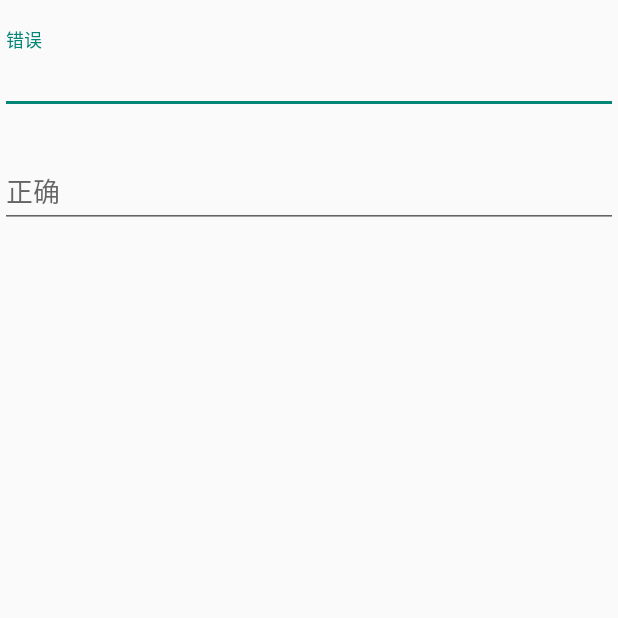
After one commit to Ivolian/MaterialSimpleTry, an Android app: the fragment TextInputLayoutFragment shown on its own in the app's theme, on a phone screen of 412 x 824 dp, the top half of it. The commit adds this screen. Run offline under Robolectric (Android 15) with nearby library versions, the phone set to English and light mode, and no system bars; our stand-ins replace ButterKnife.

Commit message:
添加 TextInputLayoutFragment

```diff
--- a/app/src/main/java/com/ivo/materialsimpletry/MyFragment.java
+++ /dev/null
@@ -1,18 +0,0 @@
-package com.ivo.materialsimpletry;
-
-import android.os.Bundle;
-import android.support.v4.app.Fragment;
-import android.view.LayoutInflater;
-import android.view.View;
-import android.view.ViewGroup;
-
-/**
- * Created by Administrator on 2015/6/2.
- */
-public class MyFragment extends Fragment {
-
-    @Override
-    public View onCreateView(LayoutInflater inflater, ViewGroup container, Bundle savedInstanceState) {
-        return inflater.inflate(R.layout.fragment_my, container, false);
-    }
-}
--- a/app/src/main/java/com/ivo/materialsimpletry/activity/MainActivity.java
+++ b/app/src/main/java/com/ivo/materialsimpletry/activity/MainActivity.java
@@ -11,7 +11,7 @@ import android.support.v7.app.ActionBarDrawerToggle;
 import android.view.Menu;
 import android.view.MenuItem;
 
-import com.ivo.materialsimpletry.MyFragment;
+import com.ivo.materialsimpletry.fragment.TextInputLayoutFragment;
 import com.ivo.materialsimpletry.R;
 import com.ivo.materialsimpletry.greenmatter.SelectColorActivity;
 
@@ -38,7 +38,7 @@ public class MainActivity extends ToolbarActivity {
         initNavigationView();
 
         if (savedInstanceState == null) {
-            displayFragment(new MyFragment());
+            displayFragment(new TextInputLayoutFragment());
         }
 //             mTitle = savedInstanceState.getString(STATE_ACTIONBAR_TITLE);
     }
--- /dev/null
+++ b/app/src/main/java/com/ivo/materialsimpletry/fragment/BaseFragment.java
@@ -0,0 +1,32 @@
+package com.ivo.materialsimpletry.fragment;
+
+import android.os.Bundle;
+import android.support.v4.app.Fragment;
+import android.view.LayoutInflater;
+import android.view.View;
+import android.view.ViewGroup;
+
+import butterknife.ButterKnife;
+
+
+public abstract class BaseFragment extends Fragment {
+
+    abstract public int getLayoutResourceId();
+
+    @Override
+    public View onCreateView(LayoutInflater inflater, ViewGroup container, Bundle savedInstanceState) {
+
+        View view = inflater.inflate(getLayoutResourceId(), container, false);
+        ButterKnife.inject(this, view);
+
+        return view;
+    }
+
+    @Override
+    public void onDestroyView() {
+
+        super.onDestroyView();
+        ButterKnife.reset(this);
+    }
+
+}
--- /dev/null
+++ b/app/src/main/java/com/ivo/materialsimpletry/fragment/TextInputLayoutFragment.java
@@ -0,0 +1,52 @@
+package com.ivo.materialsimpletry.fragment;
+
+import android.os.Bundle;
+import android.support.design.widget.TextInputLayout;
+import android.text.Editable;
+import android.text.TextWatcher;
+import android.view.LayoutInflater;
+import android.view.View;
+import android.view.ViewGroup;
+
+import com.ivo.materialsimpletry.R;
+
+import butterknife.InjectView;
+
+
+public class TextInputLayoutFragment extends BaseFragment {
+
+    @Override
+    public int getLayoutResourceId() {
+
+        return R.layout.fragment_text_input_layout;
+    }
+
+    @InjectView(R.id.textInputLayout)
+    TextInputLayout textInputLayout;
+
+    @Override
+    public View onCreateView(LayoutInflater inflater, ViewGroup container, Bundle savedInstanceState) {
+
+        View rootView = super.onCreateView(inflater, container, savedInstanceState);
+        textInputLayout.getEditText().addTextChangedListener(new TextWatcher() {
+            @Override
+            public void beforeTextChanged(CharSequence s, int start, int count, int after) {
+
+            }
+
+            @Override
+            public void onTextChanged(CharSequence s, int start, int before, int count) {
+
+            }
+
+            @Override
+            public void afterTextChanged(Editable s) {
+                String text = s.toString().trim();
+                textInputLayout.setErrorEnabled(!text.equals(""));
+                textInputLayout.setError(text);
+            }
+        });
+
+        return rootView;
+    }
+}
--- a/app/src/main/res/layout/fragment_my.xml
+++ /dev/null
@@ -1,11 +0,0 @@
-
-    <LinearLayout xmlns:android="http://schemas.android.com/apk/res/android"
-        android:layout_width="match_parent"
-        android:layout_height="match_parent"
-        android:background="@color/background_material_light"
-
-        android:orientation="vertical"
-        >
-
-
-    </LinearLayout>
--- /dev/null
+++ b/app/src/main/res/layout/fragment_text_input_layout.xml
@@ -0,0 +1,30 @@
+<LinearLayout xmlns:android="http://schemas.android.com/apk/res/android"
+    android:layout_width="match_parent"
+    android:layout_height="match_parent"
+    android:background="@color/background_material_light"
+    android:orientation="vertical">
+
+    <android.support.design.widget.TextInputLayout
+        android:id="@+id/textInputLayout"
+        android:layout_width="match_parent"
+        android:layout_height="wrap_content"
+        android:layout_marginTop="20dp">
+
+        <EditText
+            android:layout_width="match_parent"
+            android:layout_height="wrap_content"
+            android:hint="错误" />
+    </android.support.design.widget.TextInputLayout>
+
+    <android.support.design.widget.TextInputLayout
+        android:layout_width="match_parent"
+        android:layout_height="wrap_content"
+        android:layout_marginTop="20dp">
+
+        <EditText
+            android:layout_width="match_parent"
+            android:layout_height="wrap_content"
+            android:hint="正确" />
+    </android.support.design.widget.TextInputLayout>
+
+</LinearLayout>
```
